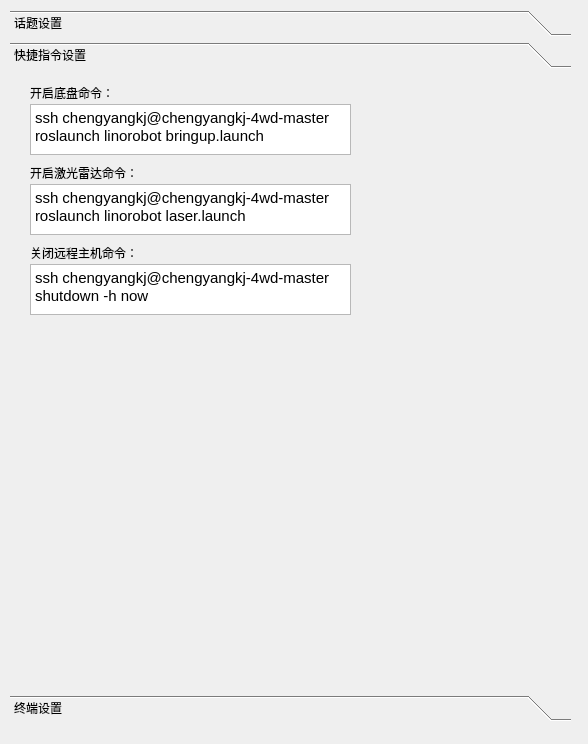
The window that ui/settings.ui (chengyangkj/Ros_Qt5_Gui_App) describes before a commit, drawn with Qt 5.
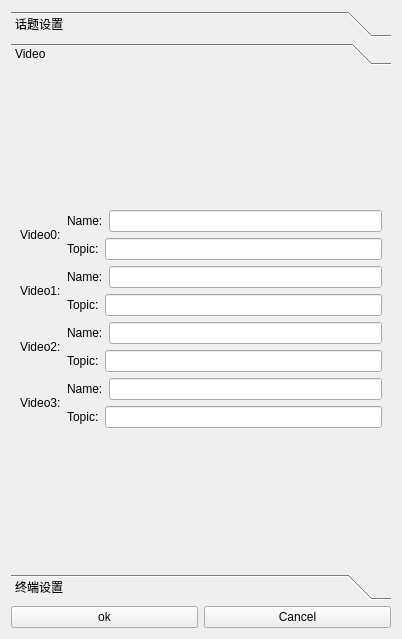
The same window after the commit. The open tabs and pages were chosen to show the change. Icons and pictures are not drawn.

Commit message: add image topic

```diff
--- a/ui/settings.ui
+++ b/ui/settings.ui
@@ -6,22 +6,18 @@
    <rect>
     <x>0</x>
     <y>0</y>
-    <width>588</width>
-    <height>744</height>
+    <width>402</width>
+    <height>639</height>
    </rect>
   </property>
   <property name="windowTitle">
    <string>Form</string>
   </property>
+  <layout class="QVBoxLayout" name="verticalLayout_2">
+   <item>
+    <layout class="QVBoxLayout" name="verticalLayout">
+     <item>
   <widget class="QToolBox" name="toolBox">
-   <property name="geometry">
-    <rect>
-     <x>10</x>
-     <y>10</y>
-     <width>561</width>
-     <height>711</height>
-    </rect>
-   </property>
    <property name="currentIndex">
     <number>0</number>
    </property>
@@ -204,106 +200,263 @@
      <rect>
       <x>0</x>
       <y>0</y>
-      <width>561</width>
-      <height>600</height>
+          <width>382</width>
+          <height>481</height>
      </rect>
     </property>
     <attribute name="label">
-     <string>快捷指令设置</string>
-    </attribute>
+         <string>Video</string>
+        </attribute>
+        <layout class="QVBoxLayout" name="verticalLayout_11">
+         <item>
+          <layout class="QVBoxLayout" name="verticalLayout_10">
+           <item>
+            <layout class="QHBoxLayout" name="horizontalLayout_4">
+             <item>
     <widget class="QLabel" name="label_23">
-     <property name="geometry">
-      <rect>
-       <x>20</x>
-       <y>10</y>
-       <width>111</width>
+               <property name="maximumSize">
+                <size>
+                 <width>61</width>
        <height>17</height>
-      </rect>
+                </size>
      </property>
      <property name="text">
-      <string>开启底盘命令：</string>
-     </property>
-    </widget>
-    <widget class="QTextEdit" name="base_cmd_text">
-     <property name="geometry">
-      <rect>
-       <x>20</x>
-       <y>30</y>
-       <width>321</width>
-       <height>51</height>
-      </rect>
-     </property>
-     <property name="html">
-      <string>&lt;!DOCTYPE HTML PUBLIC &quot;-//W3C//DTD HTML 4.0//EN&quot; &quot;http://www.w3.org/TR/REC-html40/strict.dtd&quot;&gt;
-&lt;html&gt;&lt;head&gt;&lt;meta name=&quot;qrichtext&quot; content=&quot;1&quot; /&gt;&lt;style type=&quot;text/css&quot;&gt;
-p, li { white-space: pre-wrap; }
-&lt;/style&gt;&lt;/head&gt;&lt;body style=&quot; font-family:'Ubuntu'; font-size:11pt; font-weight:400; font-style:normal;&quot;&gt;
-&lt;p style=&quot; margin-top:0px; margin-bottom:0px; margin-left:0px; margin-right:0px; -qt-block-indent:0; text-indent:0px;&quot;&gt;ssh chengyangkj@chengyangkj-4wd-master&lt;/p&gt;
-&lt;p style=&quot; margin-top:0px; margin-bottom:0px; margin-left:0px; margin-right:0px; -qt-block-indent:0; text-indent:0px;&quot;&gt;roslaunch linorobot bringup.launch&lt;/p&gt;&lt;/body&gt;&lt;/html&gt;</string>
-     </property>
-    </widget>
+                <string>Video0:</string>
+               </property>
+              </widget>
+             </item>
+             <item>
+              <layout class="QVBoxLayout" name="verticalLayout_3">
+               <item>
+                <layout class="QHBoxLayout" name="horizontalLayout_2">
+                 <item>
     <widget class="QLabel" name="label_24">
-     <property name="geometry">
-      <rect>
-       <x>20</x>
-       <y>90</y>
-       <width>141</width>
+                   <property name="maximumSize">
+                    <size>
+                     <width>61</width>
        <height>17</height>
-      </rect>
+                    </size>
      </property>
      <property name="text">
-      <string>开启激光雷达命令：</string>
-     </property>
-    </widget>
-    <widget class="QTextEdit" name="laer_cmd_text">
-     <property name="geometry">
-      <rect>
-       <x>20</x>
-       <y>110</y>
-       <width>321</width>
-       <height>51</height>
-      </rect>
-     </property>
-     <property name="html">
-      <string>&lt;!DOCTYPE HTML PUBLIC &quot;-//W3C//DTD HTML 4.0//EN&quot; &quot;http://www.w3.org/TR/REC-html40/strict.dtd&quot;&gt;
-&lt;html&gt;&lt;head&gt;&lt;meta name=&quot;qrichtext&quot; content=&quot;1&quot; /&gt;&lt;style type=&quot;text/css&quot;&gt;
-p, li { white-space: pre-wrap; }
-&lt;/style&gt;&lt;/head&gt;&lt;body style=&quot; font-family:'Ubuntu'; font-size:11pt; font-weight:400; font-style:normal;&quot;&gt;
-&lt;p style=&quot; margin-top:0px; margin-bottom:0px; margin-left:0px; margin-right:0px; -qt-block-indent:0; text-indent:0px;&quot;&gt;ssh chengyangkj@chengyangkj-4wd-master&lt;/p&gt;
-&lt;p style=&quot; margin-top:0px; margin-bottom:0px; margin-left:0px; margin-right:0px; -qt-block-indent:0; text-indent:0px;&quot;&gt;roslaunch linorobot laser.launch&lt;/p&gt;&lt;/body&gt;&lt;/html&gt;</string>
-     </property>
-    </widget>
+                    <string>Name:</string>
+                   </property>
+                  </widget>
+                 </item>
+                 <item>
+                  <widget class="QLineEdit" name="video0_name_set"/>
+                 </item>
+                </layout>
+               </item>
+               <item>
+                <layout class="QHBoxLayout" name="horizontalLayout_3">
+                 <item>
     <widget class="QLabel" name="label_25">
-     <property name="geometry">
-      <rect>
-       <x>20</x>
-       <y>170</y>
-       <width>141</width>
+                   <property name="maximumSize">
+                    <size>
+                     <width>61</width>
        <height>17</height>
-      </rect>
+                    </size>
      </property>
      <property name="text">
-      <string>关闭远程主机命令：</string>
-     </property>
-    </widget>
-    <widget class="QTextEdit" name="shutdown_cmd_text">
-     <property name="geometry">
-      <rect>
-       <x>20</x>
-       <y>190</y>
-       <width>321</width>
-       <height>51</height>
-      </rect>
-     </property>
-     <property name="html">
-      <string>&lt;!DOCTYPE HTML PUBLIC &quot;-//W3C//DTD HTML 4.0//EN&quot; &quot;http://www.w3.org/TR/REC-html40/strict.dtd&quot;&gt;
-&lt;html&gt;&lt;head&gt;&lt;meta name=&quot;qrichtext&quot; content=&quot;1&quot; /&gt;&lt;style type=&quot;text/css&quot;&gt;
-p, li { white-space: pre-wrap; }
-&lt;/style&gt;&lt;/head&gt;&lt;body style=&quot; font-family:'Ubuntu'; font-size:11pt; font-weight:400; font-style:normal;&quot;&gt;
-&lt;p style=&quot; margin-top:0px; margin-bottom:0px; margin-left:0px; margin-right:0px; -qt-block-indent:0; text-indent:0px;&quot;&gt;ssh chengyangkj@chengyangkj-4wd-master&lt;/p&gt;
-&lt;p style=&quot; margin-top:0px; margin-bottom:0px; margin-left:0px; margin-right:0px; -qt-block-indent:0; text-indent:0px;&quot;&gt;shutdown -h now &lt;/p&gt;&lt;/body&gt;&lt;/html&gt;</string>
-     </property>
-    </widget>
+                    <string>Topic:</string>
+                   </property>
+                  </widget>
+                 </item>
+                 <item>
+                  <widget class="QLineEdit" name="video0_topic_set"/>
+                 </item>
+                </layout>
+               </item>
+              </layout>
+             </item>
+            </layout>
+           </item>
+           <item>
+            <layout class="QHBoxLayout" name="horizontalLayout_8">
+             <item>
+              <widget class="QLabel" name="label_26">
+               <property name="maximumSize">
+                <size>
+                 <width>61</width>
+                 <height>17</height>
+                </size>
+               </property>
+               <property name="text">
+                <string>Video1:</string>
+               </property>
+              </widget>
+             </item>
+             <item>
+              <layout class="QVBoxLayout" name="verticalLayout_4">
+               <item>
+                <layout class="QHBoxLayout" name="horizontalLayout_9">
+                 <item>
+                  <widget class="QLabel" name="label_27">
+                   <property name="maximumSize">
+                    <size>
+                     <width>61</width>
+                     <height>17</height>
+                    </size>
+                   </property>
+                   <property name="text">
+                    <string>Name:</string>
+                   </property>
+                  </widget>
+                 </item>
+                 <item>
+                  <widget class="QLineEdit" name="video0_name_set_2"/>
+                 </item>
+                </layout>
+               </item>
+               <item>
+                <layout class="QHBoxLayout" name="horizontalLayout_10">
+                 <item>
+                  <widget class="QLabel" name="label_28">
+                   <property name="maximumSize">
+                    <size>
+                     <width>61</width>
+                     <height>17</height>
+                    </size>
+                   </property>
+                   <property name="text">
+                    <string>Topic:</string>
+                   </property>
+                  </widget>
+                 </item>
+                 <item>
+                  <widget class="QLineEdit" name="video0_topic_set_2"/>
+                 </item>
+                </layout>
+               </item>
+              </layout>
+             </item>
+            </layout>
+           </item>
+           <item>
+            <layout class="QHBoxLayout" name="horizontalLayout_12">
+             <item>
+              <widget class="QLabel" name="label_29">
+               <property name="maximumSize">
+                <size>
+                 <width>61</width>
+                 <height>17</height>
+                </size>
+               </property>
+               <property name="text">
+                <string>Video2:</string>
+               </property>
+              </widget>
+             </item>
+             <item>
+              <layout class="QVBoxLayout" name="verticalLayout_6">
+               <item>
+                <layout class="QHBoxLayout" name="horizontalLayout_13">
+                 <item>
+                  <widget class="QLabel" name="label_30">
+                   <property name="maximumSize">
+                    <size>
+                     <width>61</width>
+                     <height>17</height>
+                    </size>
+                   </property>
+                   <property name="text">
+                    <string>Name:</string>
+                   </property>
+                  </widget>
+                 </item>
+                 <item>
+                  <widget class="QLineEdit" name="video0_name_set_3"/>
+                 </item>
+                </layout>
+               </item>
+               <item>
+                <layout class="QHBoxLayout" name="horizontalLayout_14">
+                 <item>
+                  <widget class="QLabel" name="label_31">
+                   <property name="maximumSize">
+                    <size>
+                     <width>61</width>
+                     <height>17</height>
+                    </size>
+                   </property>
+                   <property name="text">
+                    <string>Topic:</string>
+                   </property>
+                  </widget>
+                 </item>
+                 <item>
+                  <widget class="QLineEdit" name="video0_topic_set_3"/>
+                 </item>
+                </layout>
+               </item>
+              </layout>
+             </item>
+            </layout>
+           </item>
+           <item>
+            <layout class="QHBoxLayout" name="horizontalLayout_15">
+             <item>
+              <widget class="QLabel" name="label_32">
+               <property name="maximumSize">
+                <size>
+                 <width>61</width>
+                 <height>17</height>
+                </size>
+               </property>
+               <property name="text">
+                <string>Video3:</string>
+               </property>
+              </widget>
+             </item>
+             <item>
+              <layout class="QVBoxLayout" name="verticalLayout_7">
+               <item>
+                <layout class="QHBoxLayout" name="horizontalLayout_16">
+                 <item>
+                  <widget class="QLabel" name="label_33">
+                   <property name="maximumSize">
+                    <size>
+                     <width>61</width>
+                     <height>17</height>
+                    </size>
+                   </property>
+                   <property name="text">
+                    <string>Name:</string>
+                   </property>
+                  </widget>
+                 </item>
+                 <item>
+                  <widget class="QLineEdit" name="video0_name_set_4"/>
+                 </item>
+                </layout>
+               </item>
+               <item>
+                <layout class="QHBoxLayout" name="horizontalLayout_17">
+                 <item>
+                  <widget class="QLabel" name="label_34">
+                   <property name="maximumSize">
+                    <size>
+                     <width>61</width>
+                     <height>17</height>
+                    </size>
+                   </property>
+                   <property name="text">
+                    <string>Topic:</string>
+                   </property>
+                  </widget>
+                 </item>
+                 <item>
+                  <widget class="QLineEdit" name="video0_topic_set_4"/>
+                 </item>
+                </layout>
+               </item>
+              </layout>
+             </item>
+            </layout>
+           </item>
+          </layout>
+         </item>
+        </layout>
    </widget>
    <widget class="QWidget" name="page_4">
     <property name="geometry">
@@ -319,7 +472,39 @@
     </attribute>
    </widget>
   </widget>
- </widget>
- <resources/>
+     </item>
+     <item>
+      <layout class="QHBoxLayout" name="horizontalLayout">
+       <item>
+        <widget class="QPushButton" name="pushButton">
+         <property name="text">
+          <string>ok</string>
+         </property>
+         <property name="icon">
+          <iconset resource="../resources/images.qrc">
+           <normaloff>:/images/ok.png</normaloff>:/images/ok.png</iconset>
+         </property>
+        </widget>
+       </item>
+       <item>
+        <widget class="QPushButton" name="pushButton_2">
+         <property name="text">
+          <string>Cancel</string>
+         </property>
+         <property name="icon">
+          <iconset resource="../resources/images.qrc">
+           <normaloff>:/images/false.png</normaloff>:/images/false.png</iconset>
+         </property>
+        </widget>
+       </item>
+      </layout>
+     </item>
+    </layout>
+   </item>
+  </layout>
+ </widget>
+ <resources>
+  <include location="../resources/images.qrc"/>
+ </resources>
  <connections/>
 </ui>
```
Left out of the diff: 81 changed lines with no effect on the pictures. Lines whose indentation alone changed are shown as unchanged. The commit also changes 10 other files.
